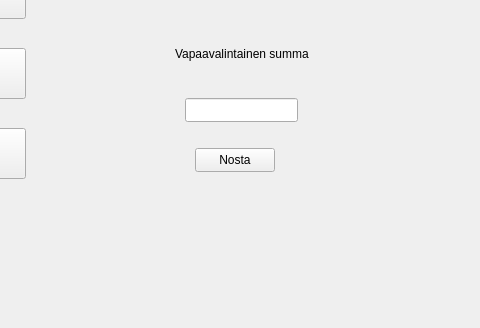
Old version of the form bank-automat/nostowindow.ui in the repository Kealerator/bank_atm_group3; both pictures show x 135 to 615 and y 172 to 500 of the 800 by 500 pixel window.
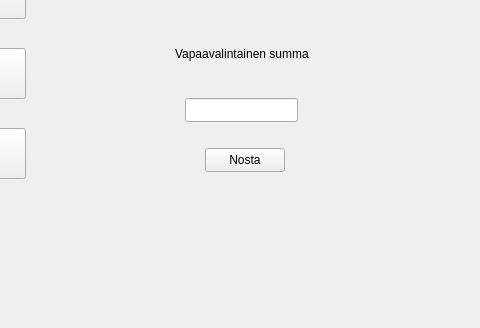
New version of the form.

```diff
--- a/bank-automat/nostowindow.ui
+++ b/bank-automat/nostowindow.ui
@@ -151,7 +151,7 @@
   <widget class="QPushButton" name="btnNostaMuu">
    <property name="geometry">
     <rect>
-     <x>330</x>
+     <x>340</x>
      <y>320</y>
      <width>80</width>
      <height>24</height>
```
Left out of the diff: 4 changed lines with no effect on the pictures.
